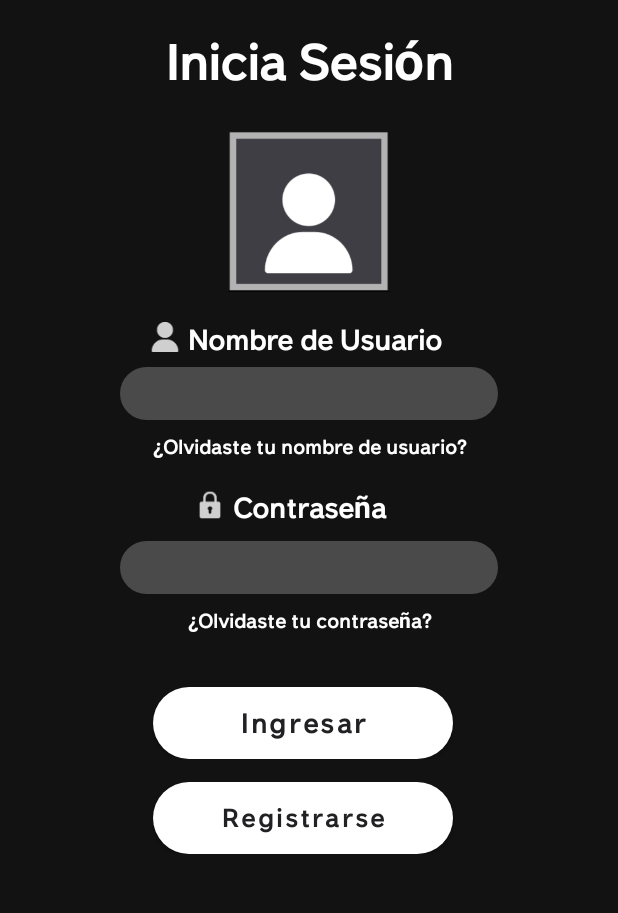
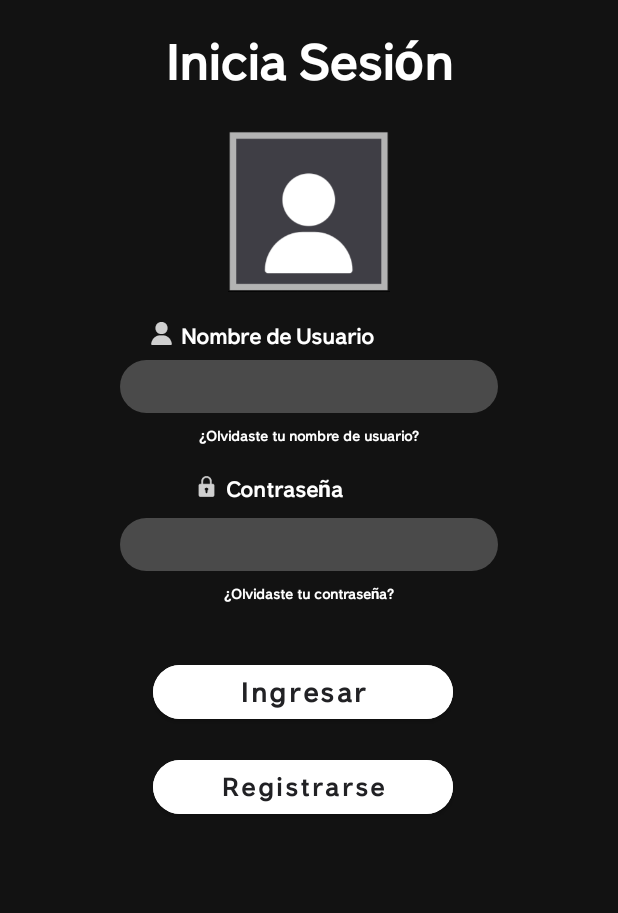
Before and after one commit to yairmc/Reel_ProyectoMoviles, an Android app: the screen it shows after launch (iniciar_sesion), on a phone screen of 412 x 824 dp, the part 155-1068 px from its top. Run offline under Robolectric (Android 15) with nearby library versions, the phone set to English and light mode, and no system bars.

Commit message:
detalles en los layouts

```diff
--- a/app/src/main/res/layout/activity_iniciar_sesion.xml
+++ b/app/src/main/res/layout/activity_iniciar_sesion.xml
@@ -55,12 +55,12 @@
             android:orientation="vertical">
 
             <Button
-                android:layout_width="20dp"
-                android:layout_height="20dp"
+                android:layout_width="15dp"
+                android:layout_height="15dp"
                 android:layout_marginLeft="100dp"
                 android:layout_marginTop="20dp"
                 android:layout_weight="1"
-                android:background="@drawable/ic_usuario"/>
+                android:background="@drawable/ic_usuario" />
         </LinearLayout>
 
 
@@ -73,7 +73,7 @@
             android:fontFamily="@font/littera_regular"
             android:text="Nombre de Usuario"
             android:textColor="@color/white"
-            android:textSize="20dp"
+            android:textSize="15dp"
             android:textStyle="bold" />
     </LinearLayout>
 
@@ -109,6 +109,7 @@
             android:layout_marginTop="9dp"
             android:textAlignment="center"
             android:fontFamily="@font/littera_regular"
+            android:textSize="10dp"
             android:textStyle="bold"/>
     </LinearLayout>
 
@@ -122,8 +123,8 @@
             android:orientation="vertical">
 
             <Button
-                android:layout_width="20dp"
-                android:layout_height="20dp"
+                android:layout_width="15dp"
+                android:layout_height="15dp"
                 android:layout_marginLeft="130dp"
                 android:layout_marginTop="20dp"
                 android:layout_weight="1"
@@ -138,7 +139,7 @@
             android:fontFamily="@font/littera_regular"
             android:text="Contraseña"
             android:textColor="@color/white"
-            android:textSize="20dp"
+            android:textSize="15dp"
             android:textStyle="bold" />
 
     </LinearLayout>
@@ -174,7 +175,8 @@
             android:layout_marginTop="9dp"
             android:textAlignment="center"
             android:fontFamily="@font/littera_regular"
-            android:textStyle="bold"/>
+            android:textStyle="bold"
+            android:textSize="10dp"/>
     </LinearLayout>
 
     <LinearLayout
@@ -188,13 +190,14 @@
             android:layout_marginLeft="102dp"
             android:layout_marginTop="35dp"
             android:layout_marginRight="110dp"
-            android:background="@drawable/round_button_dos"
             android:fontFamily="@font/littera_regular"
             android:text="Ingresar"
             android:textAllCaps="false"
             android:textColor="@color/black_buttons"
             android:textSize="19dp"
-            android:textStyle="bold" />
+            android:textStyle="bold"
+            android:backgroundTint="@color/white"
+            app:cornerRadius="25dp"/>
     </LinearLayout>
 
     <LinearLayout
@@ -208,13 +211,14 @@
             android:layout_marginLeft="102dp"
             android:layout_marginTop="15dp"
             android:layout_marginRight="110dp"
-            android:background="@drawable/round_button_dos"
             android:fontFamily="@font/littera_regular"
             android:text="Registrarse"
             android:textAllCaps="false"
             android:textColor="@color/black_buttons"
             android:textSize="18dp"
-            android:textStyle="bold" />
+            android:textStyle="bold"
+            android:backgroundTint="@color/white"
+            app:cornerRadius="25dp"/>
     </LinearLayout>
 
 </LinearLayout>
--- a/app/src/main/res/layout/activity_registrarse.xml
+++ b/app/src/main/res/layout/activity_registrarse.xml
@@ -242,7 +242,8 @@
             android:layout_marginLeft="102dp"
             android:layout_marginTop="35dp"
             android:layout_marginRight="110dp"
-            android:background="@drawable/round_button_dos"
+            android:backgroundTint="@color/white"
+            app:cornerRadius="25dp"
             android:fontFamily="@font/littera_regular"
             android:text="Registrarse"
             android:textAllCaps="false"
```
Also changed, not shown: app/src/main/res/layout/activity_inicio.xml (+24 -14 lines).
